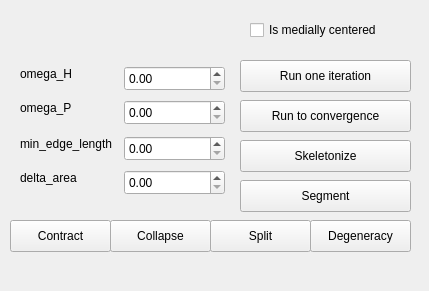
The window that Polyhedron/demo/Polyhedron/Mean_curvature_flow_skeleton_plugin.ui (CGAL/cgal) describes before a commit, drawn with Qt 5.
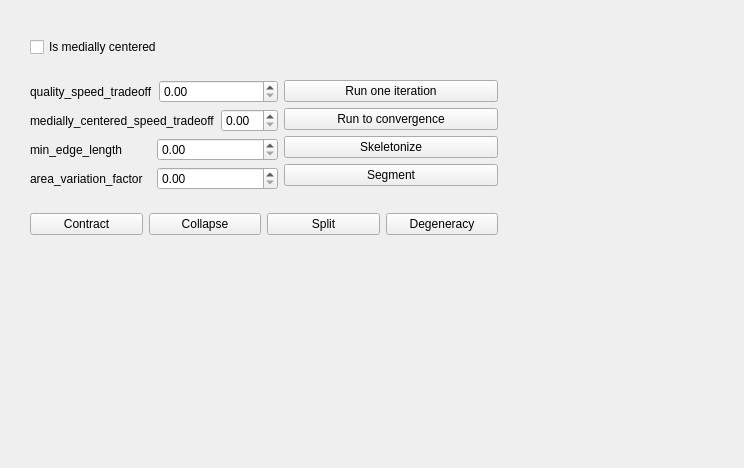
The same window after the commit.

Commit message: add layouts to the dock widget

Patch:
```diff
--- a/Polyhedron/demo/Polyhedron/Mean_curvature_flow_skeleton_plugin.ui
+++ b/Polyhedron/demo/Polyhedron/Mean_curvature_flow_skeleton_plugin.ui
@@ -6,222 +6,160 @@
    <rect>
     <x>0</x>
     <y>0</y>
-    <width>429</width>
-    <height>291</height>
+    <width>744</width>
+    <height>468</height>
    </rect>
   </property>
   <property name="windowTitle">
    <string>DockWidget</string>
   </property>
   <widget class="QWidget" name="dockWidgetContents">
-   <widget class="QPushButton" name="pushButton_contract">
+   <widget class="QWidget" name="">
     <property name="geometry">
      <rect>
-      <x>10</x>
-      <y>220</y>
-      <width>101</width>
-      <height>32</height>
-     </rect>
-    </property>
-    <property name="text">
-     <string>Contract</string>
-    </property>
-   </widget>
-   <widget class="QDoubleSpinBox" name="omega_H">
-    <property name="geometry">
-     <rect>
-      <x>124</x>
-      <y>66</y>
-      <width>101</width>
-      <height>25</height>
-     </rect>
-    </property>
-   </widget>
-   <widget class="QDoubleSpinBox" name="min_edge_length">
-    <property name="geometry">
-     <rect>
-      <x>124</x>
-      <y>136</y>
-      <width>101</width>
-      <height>25</height>
-     </rect>
-    </property>
-   </widget>
-   <widget class="QLabel" name="label_omega_H">
-    <property name="geometry">
-     <rect>
-      <x>20</x>
-      <y>66</y>
-      <width>59</width>
-      <height>16</height>
-     </rect>
-    </property>
-    <property name="text">
-     <string>omega_H</string>
-    </property>
-   </widget>
-   <widget class="QLabel" name="label_min_edge_length">
-    <property name="geometry">
-     <rect>
-      <x>20</x>
-      <y>136</y>
-      <width>96</width>
-      <height>16</height>
-     </rect>
-    </property>
-    <property name="text">
-     <string>min_edge_length</string>
-    </property>
-   </widget>
-   <widget class="QPushButton" name="pushButton_collapse">
-    <property name="geometry">
-     <rect>
-      <x>110</x>
-      <y>220</y>
-      <width>101</width>
-      <height>32</height>
-     </rect>
-    </property>
-    <property name="text">
-     <string>Collapse</string>
-    </property>
-   </widget>
-   <widget class="QPushButton" name="pushButton_split">
-    <property name="geometry">
-     <rect>
-      <x>210</x>
-      <y>220</y>
-      <width>101</width>
-      <height>32</height>
-     </rect>
-    </property>
-    <property name="text">
-     <string>Split</string>
-    </property>
-   </widget>
-   <widget class="QPushButton" name="pushButton_degeneracy">
-    <property name="geometry">
-     <rect>
-      <x>310</x>
-      <y>220</y>
-      <width>101</width>
-      <height>32</height>
-     </rect>
-    </property>
-    <property name="text">
-     <string>Degeneracy</string>
-    </property>
-   </widget>
-   <widget class="QPushButton" name="pushButton_run">
-    <property name="geometry">
-     <rect>
-      <x>240</x>
-      <y>60</y>
-      <width>171</width>
-      <height>32</height>
-     </rect>
-    </property>
-    <property name="text">
-     <string>Run one iteration</string>
-    </property>
-   </widget>
-   <widget class="QPushButton" name="pushButton_skeletonize">
-    <property name="geometry">
-     <rect>
-      <x>240</x>
-      <y>140</y>
-      <width>171</width>
-      <height>32</height>
-     </rect>
-    </property>
-    <property name="text">
-     <string>Skeletonize</string>
-    </property>
-   </widget>
-   <widget class="QPushButton" name="pushButton_converge">
-    <property name="geometry">
-     <rect>
-      <x>240</x>
-      <y>100</y>
-      <width>171</width>
-      <height>32</height>
-     </rect>
-    </property>
-    <property name="text">
-     <string>Run to convergence</string>
-    </property>
-   </widget>
-   <widget class="QDoubleSpinBox" name="delta_area">
-    <property name="geometry">
-     <rect>
-      <x>124</x>
-      <y>170</y>
-      <width>101</width>
-      <height>25</height>
-     </rect>
-    </property>
-   </widget>
-   <widget class="QLabel" name="label_delta_area">
-    <property name="geometry">
-     <rect>
-      <x>20</x>
-      <y>170</y>
-      <width>71</width>
-      <height>16</height>
-     </rect>
-    </property>
-    <property name="text">
-     <string>delta_area</string>
-    </property>
-   </widget>
-   <widget class="QLabel" name="label_omega_P">
-    <property name="geometry">
-     <rect>
-      <x>20</x>
-      <y>100</y>
-      <width>59</width>
-      <height>16</height>
-     </rect>
-    </property>
-    <property name="text">
-     <string>omega_P</string>
-    </property>
-   </widget>
-   <widget class="QDoubleSpinBox" name="omega_P">
-    <property name="geometry">
-     <rect>
-      <x>124</x>
-      <y>100</y>
-      <width>101</width>
-      <height>25</height>
-     </rect>
-    </property>
-   </widget>
-   <widget class="QCheckBox" name="is_medially_centered">
-    <property name="geometry">
-     <rect>
-      <x>250</x>
+      <x>30</x>
       <y>20</y>
-      <width>151</width>
-      <height>20</height>
+      <width>468</width>
+      <height>235</height>
      </rect>
     </property>
-    <property name="text">
-     <string>Is medially centered</string>
-    </property>
-   </widget>
-   <widget class="QPushButton" name="pushButton_segment">
-    <property name="geometry">
-     <rect>
-      <x>240</x>
-      <y>180</y>
-      <width>171</width>
-      <height>32</height>
-     </rect>
-    </property>
-    <property name="text">
-     <string>Segment</string>
-    </property>
+    <layout class="QVBoxLayout" name="verticalLayout_3">
+     <item>
+      <widget class="QCheckBox" name="is_medially_centered">
+       <property name="text">
+        <string>Is medially centered</string>
+       </property>
+      </widget>
+     </item>
+     <item>
+      <layout class="QHBoxLayout" name="horizontalLayout_6">
+       <item>
+        <layout class="QVBoxLayout" name="verticalLayout_2">
+         <item>
+          <layout class="QHBoxLayout" name="horizontalLayout_2">
+           <item>
+            <widget class="QLabel" name="label_omega_H">
+             <property name="text">
+              <string>quality_speed_tradeoff</string>
+             </property>
+            </widget>
+           </item>
+           <item>
+            <widget class="QDoubleSpinBox" name="omega_H"/>
+           </item>
+          </layout>
+         </item>
+         <item>
+          <layout class="QHBoxLayout" name="horizontalLayout_3">
+           <item>
+            <widget class="QLabel" name="label_omega_P">
+             <property name="text">
+              <string>medially_centered_speed_tradeoff</string>
+             </property>
+            </widget>
+           </item>
+           <item>
+            <widget class="QDoubleSpinBox" name="omega_P"/>
+           </item>
+          </layout>
+         </item>
+         <item>
+          <layout class="QHBoxLayout" name="horizontalLayout_4">
+           <item>
+            <widget class="QLabel" name="label_min_edge_length">
+             <property name="text">
+              <string>min_edge_length</string>
+             </property>
+            </widget>
+           </item>
+           <item>
+            <widget class="QDoubleSpinBox" name="min_edge_length"/>
+           </item>
+          </layout>
+         </item>
+         <item>
+          <layout class="QHBoxLayout" name="horizontalLayout_5">
+           <item>
+            <widget class="QLabel" name="label_delta_area">
+             <property name="text">
+              <string>area_variation_factor </string>
+             </property>
+            </widget>
+           </item>
+           <item>
+            <widget class="QDoubleSpinBox" name="delta_area"/>
+           </item>
+          </layout>
+         </item>
+        </layout>
+       </item>
+       <item>
+        <layout class="QVBoxLayout" name="verticalLayout">
+         <item>
+          <widget class="QPushButton" name="pushButton_run">
+           <property name="text">
+            <string>Run one iteration</string>
+           </property>
+          </widget>
+         </item>
+         <item>
+          <widget class="QPushButton" name="pushButton_converge">
+           <property name="text">
+            <string>Run to convergence</string>
+           </property>
+          </widget>
+         </item>
+         <item>
+          <widget class="QPushButton" name="pushButton_skeletonize">
+           <property name="text">
+            <string>Skeletonize</string>
+           </property>
+          </widget>
+         </item>
+         <item>
+          <widget class="QPushButton" name="pushButton_segment">
+           <property name="text">
+            <string>Segment</string>
+           </property>
+          </widget>
+         </item>
+        </layout>
+       </item>
+      </layout>
+     </item>
+     <item>
+      <layout class="QHBoxLayout" name="horizontalLayout">
+       <item>
+        <widget class="QPushButton" name="pushButton_contract">
+         <property name="text">
+          <string>Contract</string>
+         </property>
+        </widget>
+       </item>
+       <item>
+        <widget class="QPushButton" name="pushButton_collapse">
+         <property name="text">
+          <string>Collapse</string>
+         </property>
+        </widget>
+       </item>
+       <item>
+        <widget class="QPushButton" name="pushButton_split">
+         <property name="text">
+          <string>Split</string>
+         </property>
+        </widget>
+       </item>
+       <item>
+        <widget class="QPushButton" name="pushButton_degeneracy">
+         <property name="text">
+          <string>Degeneracy</string>
+         </property>
+        </widget>
+       </item>
+      </layout>
+     </item>
+    </layout>
    </widget>
    <zorder>omega_H</zorder>
    <zorder>min_edge_length</zorder>
```
